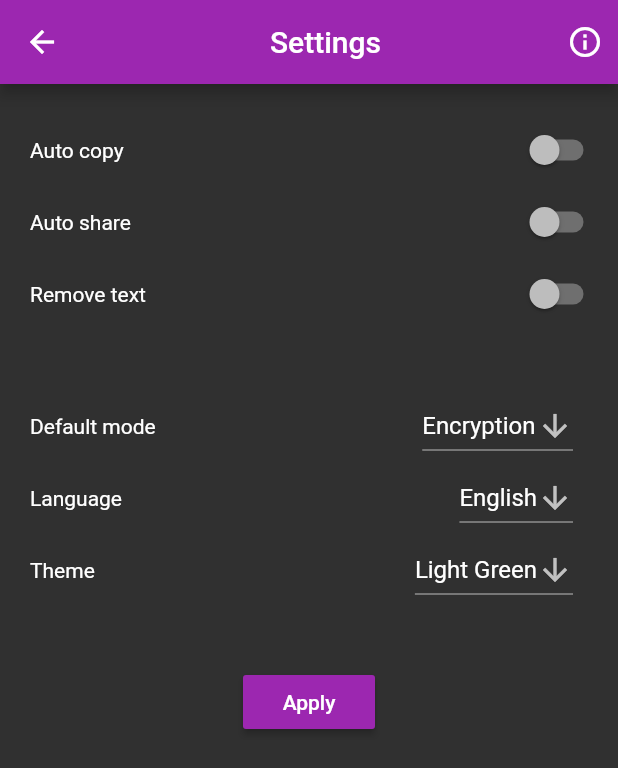
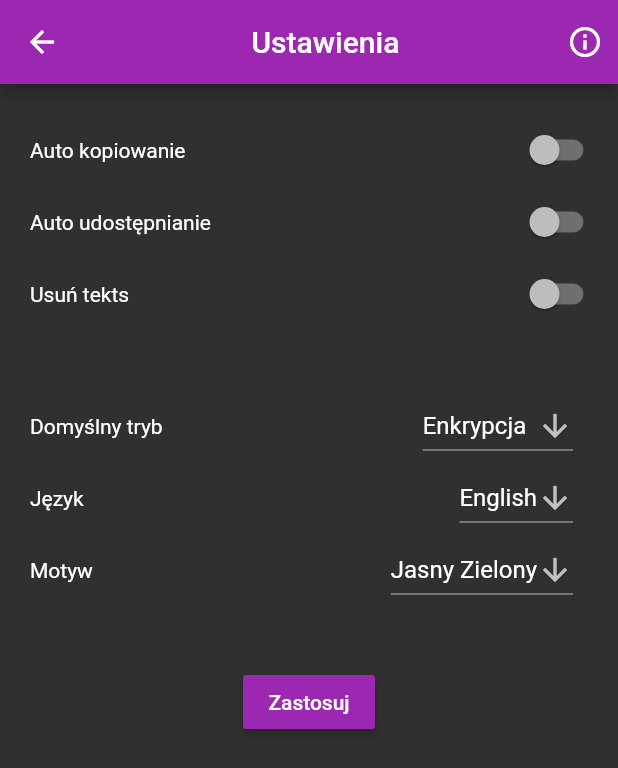
Before and after one commit to AdamStudies-PWR/ProjektowanieInterfejsowMobilnych, a Flutter app: the screen it shows after launch, after a tap on the "settings" icon, on a phone screen of 412 x 824 dp. Shown: the top 768 px of the screen. Run offline on Flutter 3.47's test engine with Material 2 defaults, Android fonts, the light colour scheme and no system bars; our stand-ins replace flutter_phoenix, package_info, share, shared_preferences, toast; generated files the repository leaves out were written again.

Commit message:
Flutter finished

```diff
--- a/kryptor3/lib/config.dart
+++ b/kryptor3/lib/config.dart
@@ -1,4 +1,4 @@
 library config.globals;
-import 'themes.dart';
+import 'utility.dart';
 
-Themes myThemes = Themes();
+Utility utils = Utility();
--- a/kryptor3/lib/krypto.dart
+++ b/kryptor3/lib/krypto.dart
@@ -2,6 +2,7 @@ import 'package:flutter/rendering.dart';
 import 'package:flutter_gen/gen_l10n/app_localizations.dart';
 import 'package:kryptor3/config.dart';
 import 'package:shared_preferences/shared_preferences.dart';
+import 'package:flutter_phoenix/flutter_phoenix.dart';
 import 'package:flutter/material.dart';
 import 'package:flutter/services.dart';
 import 'package:share/share.dart';
@@ -33,6 +34,8 @@ class KryptoScreenState extends State<KryptoScreen> {
   String message = "";
   String info = "unknown";
 
+  int language = 0;
+
   final textController = TextEditingController();
 
   @override
@@ -49,9 +52,10 @@ class KryptoScreenState extends State<KryptoScreen> {
       shareSetting = (prefs.getBool('share') ?? false);
       deleteSetting = (prefs.getBool('delete') ?? false);
       darkTheme = ((prefs.getInt('theme') ?? 0) == 0) ? false : true;
+      language = ((prefs.getString('lang') ?? "English") == "English") ? 0 : 1;
     });
 
-    //updateTheme();
+    updateTheme();
 
     if (startup)
       setState(() {
@@ -60,8 +64,16 @@ class KryptoScreenState extends State<KryptoScreen> {
   }
 
   void updateTheme() {
-    /*ThemeMode current = darkTheme ? ThemeMode.dark : ThemeMode.light;
-    if (current != myThemes.selectedTheme()) myThemes.switchTheme();*/
+    if (darkTheme != utils.currentTheme()) {
+      if (language != utils.currentLanguage()) utils.switchLanguage();
+      utils.switchTheme();
+      Phoenix.rebirth(context);
+    } else {
+      if (language != utils.currentLanguage()) {
+        utils.switchLanguage();
+        Phoenix.rebirth(context);
+      }
+    }
   }
 
   openSetting() async {
@@ -133,8 +145,6 @@ class KryptoScreenState extends State<KryptoScreen> {
       Toast.show(info, context,
           duration: Toast.LENGTH_SHORT, gravity: Toast.BOTTOM);
     }
-
-    myThemes.switchTheme();
   }
 
   void shareMessage() {
--- a/kryptor3/lib/main.dart
+++ b/kryptor3/lib/main.dart
@@ -1,4 +1,5 @@
 import 'package:flutter_localizations/flutter_localizations.dart';
+import 'package:flutter_phoenix/flutter_phoenix.dart';
 import 'package:flutter_gen/gen_l10n/app_localizations.dart';
 import 'package:flutter/material.dart';
 
@@ -8,7 +9,11 @@ import 'settings.dart';
 import 'about.dart';
 
 void main() {
-  runApp(MyApp());
+  runApp(
+    Phoenix(
+    child: MyApp(),
+    ),
+  );
 }
 
 class MyApp extends StatelessWidget {
@@ -28,12 +33,14 @@ class MyApp extends StatelessWidget {
         const Locale('en', ''),
       ],
       title: 'Kryptor',
-      theme: myThemes.getTheme(),
+      locale: utils.getLanguage(),
+      theme: utils.getTheme(),
       home: KryptoScreen(title: 'Kryptor'),
-      routes: <String, WidgetBuilder> {
-        'KryptoScreen': (BuildContext context) => new KryptoScreen(title: 'Kryptor'),
-        'SettingsScreen' : (BuildContext context) => new SettingsScreen(),
-        'AboutScreen' : (BuildContext context) => new AboutScreen()
+      routes: <String, WidgetBuilder>{
+        'KryptoScreen': (BuildContext context) =>
+            new KryptoScreen(title: 'Kryptor'),
+        'SettingsScreen': (BuildContext context) => new SettingsScreen(),
+        'AboutScreen': (BuildContext context) => new AboutScreen()
       },
     );
   }
--- a/kryptor3/lib/themes.dart
+++ /dev/null
@@ -1,36 +0,0 @@
-import 'package:flutter/material.dart';
-
-import 'dart:developer' as developer;
-
-class Themes with ChangeNotifier {
-  static bool isDark = true;
-
-  final purple = ThemeData(
-    primaryColor: Colors.purple,
-    brightness: Brightness.dark,
-    backgroundColor: const Color(0xFF212121),
-    accentColor: Colors.purple,
-    buttonColor: Colors.purple,
-    accentIconTheme: IconThemeData(color: Colors.black),
-    dividerColor: Colors.purple
-  );
-
-  final lightGreen = ThemeData(
-    primaryColor: Colors.green,
-    brightness: Brightness.light,
-    backgroundColor: const Color(0xFFE5E5E5),
-    accentColor: Colors.green,
-    buttonColor: Colors.green,
-    accentIconTheme: IconThemeData(color: Colors.white),
-    dividerColor: Colors.green
-  );
-
-  ThemeData getTheme() {
-    return isDark ? purple : lightGreen;
-  }
-
-  void switchTheme() {
-    isDark = !isDark;
-    notifyListeners();
-  }
-}
--- /dev/null
+++ b/kryptor3/lib/utility.dart
@@ -0,0 +1,56 @@
+import 'package:flutter/material.dart';
+
+import 'dart:developer' as developer;
+
+class Utility extends ChangeNotifier {
+  static bool isDark = true;
+  static int language = 1;
+
+  final polish = Locale('pl', '');
+  final english = Locale('en', '');
+
+  final purple = ThemeData(
+      primaryColor: Colors.purple,
+      brightness: Brightness.dark,
+      backgroundColor: const Color(0xFF212121),
+      accentColor: Colors.purple,
+      buttonColor: Colors.purple,
+      accentIconTheme: IconThemeData(color: Colors.black),
+      dividerColor: Colors.purple);
+
+  final lightGreen = ThemeData(
+      primaryColor: Colors.green,
+      brightness: Brightness.light,
+      backgroundColor: const Color(0xFFE5E5E5),
+      accentColor: Colors.green,
+      buttonColor: Colors.green,
+      accentIconTheme: IconThemeData(color: Colors.white),
+      dividerColor: Colors.green);
+
+  ThemeData getTheme() {
+    return isDark ? purple : lightGreen;
+  }
+
+  Locale getLanguage() {
+    return (language == 0) ? english : polish;
+  }
+
+  int currentLanguage() {
+    return language;
+  }
+
+  bool currentTheme() {
+    return isDark;
+  }
+
+  void switchTheme() {
+    isDark = !isDark;
+    notifyListeners();
+  }
+
+  void switchLanguage() {
+    language == 0 ? language = 1 : language = 0;
+    notifyListeners();
+  }
+
+}
--- a/kryptor3/pubspec.yaml
+++ b/kryptor3/pubspec.yaml
@@ -28,7 +28,8 @@ dependencies:
   share: any
   toast: ^0.1.5
   shared_preferences:
-
+  provider: ^3.0.0
+  flutter_phoenix:
 
   # The following adds the Cupertino Icons font to your application.
   # Use with the CupertinoIcons class for iOS style icons.
```
Also changed, not shown: kryptor3/pubspec.lock.
